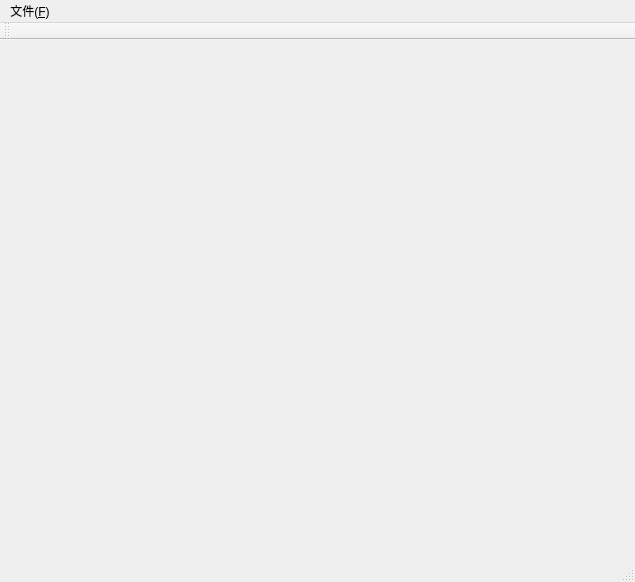
Old version of the form learn2_7/mainwindow.ui in the repository Horsenburuse/QT_ex.
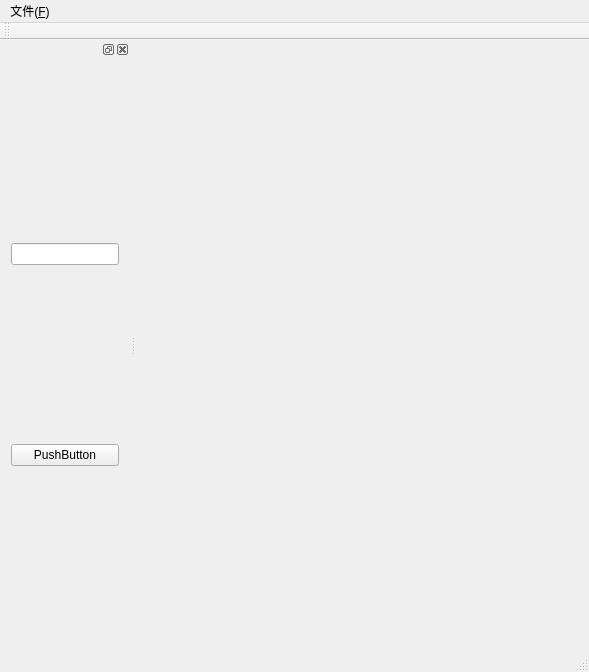
New version of the form. Icons and pictures are not drawn.

What changed in the file:
```diff
--- a/learn2_7/mainwindow.ui
+++ b/learn2_7/mainwindow.ui
@@ -6,8 +6,8 @@
    <rect>
     <x>0</x>
     <y>0</y>
-    <width>635</width>
-    <height>582</height>
+    <width>589</width>
+    <height>672</height>
    </rect>
   </property>
   <property name="windowTitle">
@@ -19,7 +19,7 @@
     <rect>
      <x>0</x>
      <y>0</y>
-     <width>635</width>
+     <width>589</width>
      <height>23</height>
     </rect>
    </property>
@@ -40,6 +40,28 @@
    </attribute>
   </widget>
   <widget class="QStatusBar" name="statusBar"/>
+  <widget class="QDockWidget" name="dockWidget_2">
+   <property name="floating">
+    <bool>true</bool>
+   </property>
+   <attribute name="dockWidgetArea">
+    <number>1</number>
+   </attribute>
+   <widget class="QWidget" name="dockWidgetContents_2">
+    <layout class="QVBoxLayout" name="verticalLayout_2">
+     <item>
+      <widget class="QLineEdit" name="lineEdit"/>
+     </item>
+     <item>
+      <widget class="QPushButton" name="pushButton">
+       <property name="text">
+        <string>PushButton</string>
+       </property>
+      </widget>
+     </item>
+    </layout>
+   </widget>
+  </widget>
   <action name="action_New">
    <property name="icon">
     <iconset resource="myimages.qrc">
```
Left out of the diff: 36 changed lines with no effect on the pictures.
